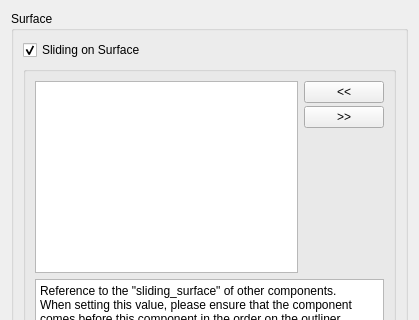
Qt form python/ymt_components/ymt_surface_wire_01/settingsUI.ui (yamahigashi/mgear_shifter_components) before a commit; both pictures show x 0 to 419 and y 0 to 320 of the 419 by 555 pixel window.
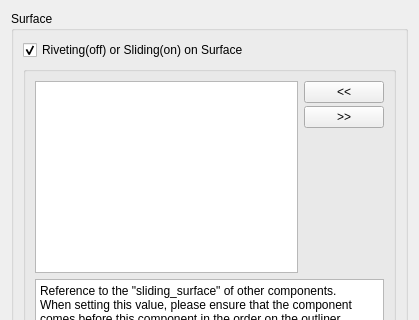
The same form after that commit.

The edit to the form file:
```diff
--- a/python/ymt_components/ymt_surface_wire_01/settingsUI.ui
+++ b/python/ymt_components/ymt_surface_wire_01/settingsUI.ui
@@ -26,7 +26,7 @@
       <item row="0" column="0">
        <widget class="QCheckBox" name="isSlidingSurface">
         <property name="text">
-         <string>Sliding on Surface</string>
+         <string>Riveting(off) or Sliding(on) on Surface</string>
         </property>
         <property name="checked">
          <bool>true</bool>
```
